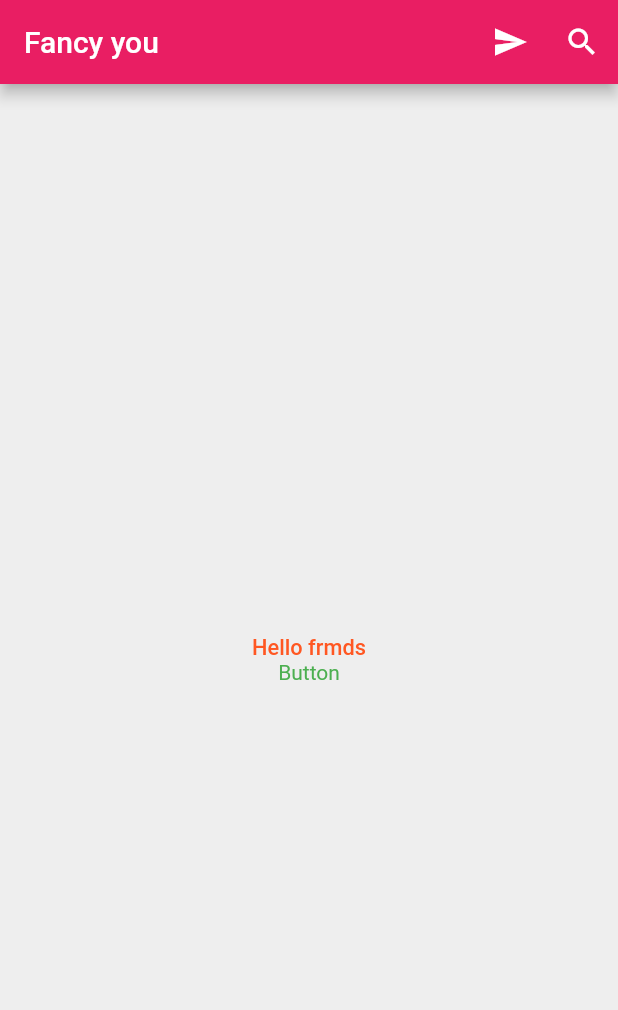
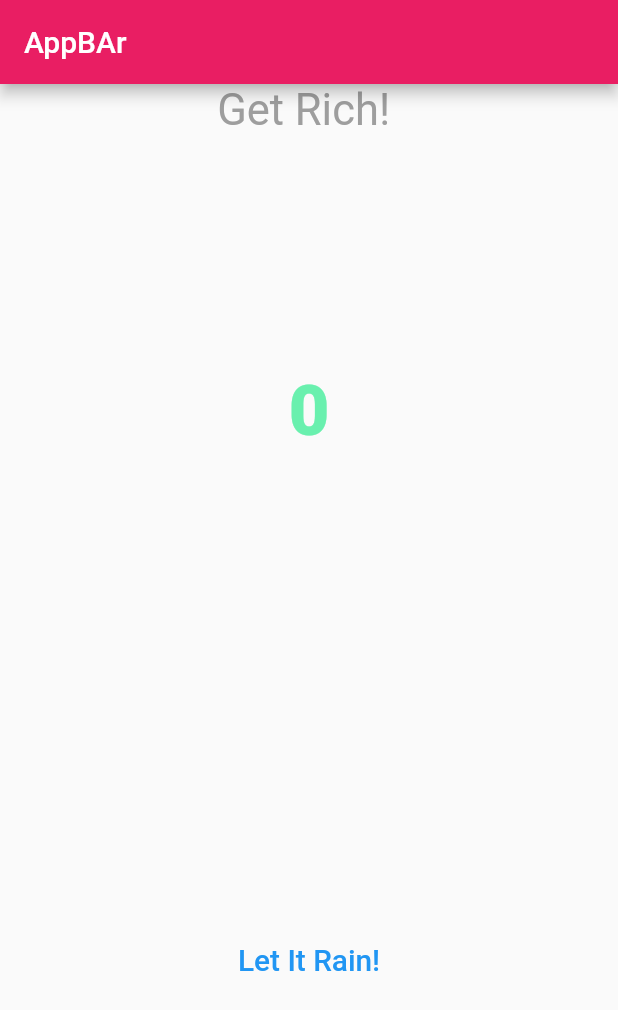
Before and after one commit to aditay0102/flutter_2023, a Flutter app: the screen it shows after launch, on a phone screen of 412 x 824 dp. Shown: the top 1010 px of the screen. Run offline on Flutter 3.47's test engine with Material 2 defaults, Android fonts, the phone set to English and light mode, and no system bars.

Commit message:
made the Rain app

```diff
--- a/profile_genertato0r/lib/main.dart
+++ b/profile_genertato0r/lib/main.dart
@@ -2,8 +2,21 @@ import 'package:flutter/material.dart';
 import 'package:profile_genertato0r/pages/hoom.dart';
 
 void main() {
-  runApp(new MaterialApp(
-    title: "Scaffold",
-    home: new Home(),
-  ));
+  runApp(MyApp());
 }
+
+class MyApp extends StatefulWidget {
+  const MyApp({super.key});
+
+  @override
+  State<MyApp> createState() => _MyAppState();
+}
+
+class _MyAppState extends State<MyApp> {
+  @override
+  Widget build(BuildContext context) {
+    return MaterialApp(
+      home: home(),
+    );
+  }
+}
--- a/profile_genertato0r/lib/pages/hoom.dart
+++ b/profile_genertato0r/lib/pages/hoom.dart
@@ -1,51 +1,64 @@
 import 'package:flutter/material.dart';
 
-class Home extends StatelessWidget {
-  const Home({super.key});
+class home extends StatefulWidget {
+  const home({super.key});
 
-  void _onPress() {
-    print("Search Tapped!");
+  @override
+  State<home> createState() => _homeState();
+}
+
+class _homeState extends State<home> {
+  int _moneyCounter = 0;
+
+  void _rainMoney() {
+    // immportant  - setstate is called each time we need to update the UI
+    setState(() {
+      _moneyCounter = _moneyCounter + 100;
+    });
   }
 
   @override
   Widget build(BuildContext context) {
-    return new Scaffold(
-        appBar: new AppBar(
-          backgroundColor: Colors.pink,
-          title: Text("Fancy you"),
-          actions: <Widget>[
-            new IconButton(
-              icon: new Icon(Icons.send),
-              onPressed: () => debugPrint("button tapped!"),
+    return Material(
+        child: Scaffold(
+            appBar: AppBar(
+              title: Text("AppBAr"),
+              backgroundColor: Colors.pink,
             ),
-            new IconButton(
-              icon: new Icon(Icons.search),
-              onPressed: _onPress,
-            )
-          ],
-        ),
-
-        // other properties
-        backgroundColor: Colors.grey.shade200,
-        body: new Container(
-            alignment: Alignment.center,
-            child: new Column(
-              mainAxisAlignment: MainAxisAlignment.center,
+            body: new Container(
+                child: new Column(
               children: <Widget>[
-                new Text(
-                  "Hello frmds",
-                  style: TextStyle(
-                    fontSize: 14.5,
-                    fontWeight: FontWeight.w500,
-                    color: Colors.deepOrange,
+                Center(
+                  child: new Text(
+                    "Get Rich! ",
+                    style: new TextStyle(
+                        color: Colors.grey,
+                        fontWeight: FontWeight.w400,
+                        fontSize: 29),
                   ),
                 ),
-                new InkWell(
-                  child:
-                      new Text("Button", style: TextStyle(color: Colors.green)),
-                  onTap: () => debugPrint("Button Tapped"),
-                ),
+                new Expanded(
+                    child: new Center(
+                        child: new Text(
+                  "$_moneyCounter",
+                  style: new TextStyle(
+                    color:
+                        _moneyCounter > 2000 ? Colors.red : Colors.greenAccent,
+                    fontSize: 46.9,
+                    fontWeight: FontWeight.w800,
+                  ),
+                ))),
+                new Expanded(
+                    child: new Center(
+                  child: new TextButton(
+                    onPressed: () => _rainMoney(),
+                    child: new Text(
+                      "Let It Rain!",
+                      style: TextStyle(fontSize: 19.9),
+                    ),
+                  ),
+                ))
               ],
-            )));
+            ))));
   }
 }
```
